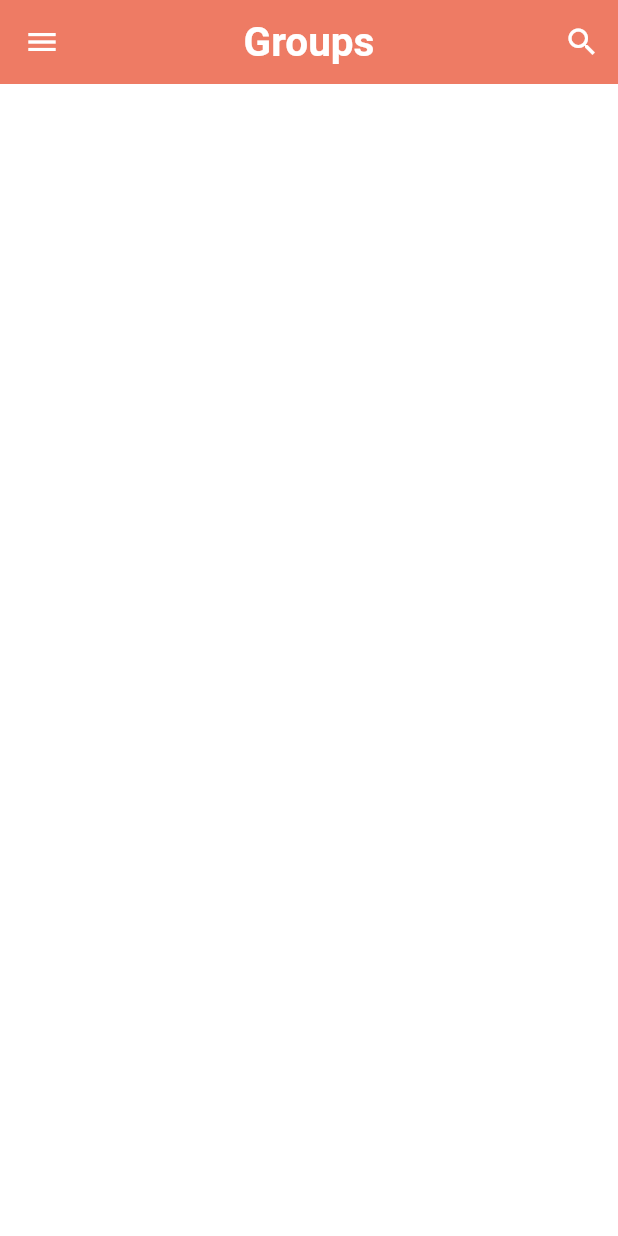
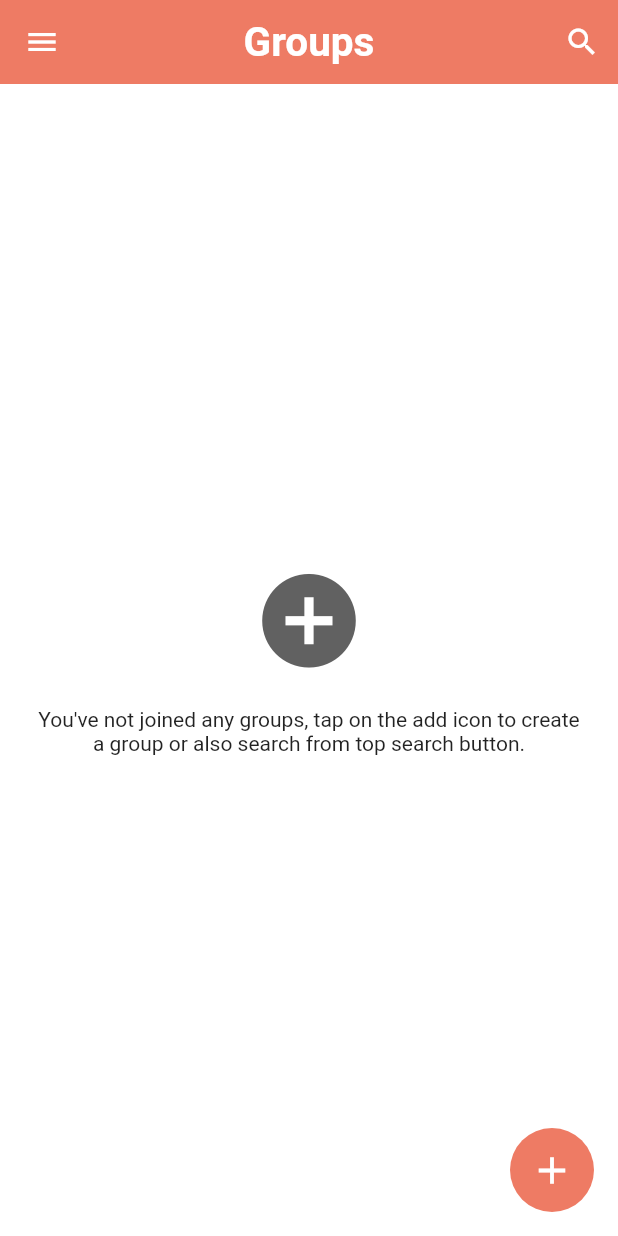
Before and after one commit to jessivanjunior/app_chat_firebase, a Flutter app: the HomePage screen opened directly, on a phone screen of 412 x 824 dp. Run offline on Flutter 3.47's test engine with Material 2 defaults, Android fonts, the phone set to English and light mode, and no system bars; our stand-ins replace cloud_firestore, firebase_auth, firebase_core, shared_preferences; accounts and stored records are empty.

Commit message:
Some new pages

```diff
--- a/lib/helper/helper_function.dart
+++ b/lib/helper/helper_function.dart
@@ -23,7 +23,7 @@ class HelperFunctions{
   }
   static Future<bool> saveUserEmailSF(String userEmail) async {
     SharedPreferences sf = await SharedPreferences.getInstance();
-    return await sf.setString(userEmailKey, userEmailKey);
+    return await sf.setString(userEmailKey, userEmail);
   }
 
 
--- a/lib/pages/home_page.dart
+++ b/lib/pages/home_page.dart
@@ -2,7 +2,9 @@ import 'package:chat_firebase/helper/helper_function.dart';
 import 'package:chat_firebase/pages/profile_page.dart';
 import 'package:chat_firebase/pages/search_page.dart';
 import 'package:chat_firebase/service/auth_service.dart';
+import 'package:firebase_auth/firebase_auth.dart';
 import 'package:flutter/material.dart';
+import 'package:chat_firebase/service/database_service.dart';
 
 import '../widgets/widgets.dart';
 import 'auth/login_page.dart';
@@ -18,6 +20,8 @@ class _HomePageState extends State<HomePage> {
   String userName = "";
   String email = "";
   AuthService authService = AuthService();
+  Stream? groups;
+  bool _isLoading = false;
 
   @override
   void initState() {
@@ -34,6 +38,14 @@ class _HomePageState extends State<HomePage> {
     await HelperFunctions.getUserNameFromSF().then((val) {
       setState(() {
         userName = val!;
+      });
+    });
+    //getting the list of snapshots in our stream
+    await DatabaseService(uid: FirebaseAuth.instance.currentUser!.uid)
+        .getUserGroups()
+        .then((snapshot) {
+      setState(() {
+        groups = snapshot;
       });
     });
   }
@@ -163,6 +175,97 @@ class _HomePageState extends State<HomePage> {
           ],
         ),
       ),
+      body: groupList(),
+      floatingActionButton: FloatingActionButton(
+        onPressed: () {
+          popUpDialog(context);
+        },
+        elevation: 0,
+        backgroundColor: Theme.of(context).primaryColor,
+        child: const Icon(
+          Icons.add,
+          color: Colors.white,
+          size: 30,
+        ),
+      ),
+    );
+  }
+
+  popUpDialog(BuildContext context) {
+    showDialog(
+        barrierDismissible: false,
+        context: context,
+        builder: (context) {
+          return AlertDialog(
+            title: const Text(
+              "Create a group",
+              textAlign: TextAlign.left,
+            ),
+            content: Column(
+              children: [
+                _isLoading == true
+                    ? Center(
+                        child: CircularProgressIndicator(
+                            color: Theme.of(context).primaryColor),
+                      )
+                    : TextField(),
+              ],
+            ),
+          );
+        });
+  }
+
+  groupList() {
+    return StreamBuilder(
+      stream: groups,
+      builder: (context, AsyncSnapshot snapshot) {
+        // make some checks
+        if (snapshot.hasData) {
+          if (snapshot.data['groups'] != null) {
+            if (snapshot.data['groups'].length != 0) {
+              return Text("HELOOO");
+            } else {
+              return noGroupWidget();
+            }
+          } else {
+            return noGroupWidget();
+          }
+        } else {
+          return Center(
+            child: CircularProgressIndicator(
+                color: Theme.of(context).primaryColor),
+          );
+        }
+      },
+    );
+  }
+
+  noGroupWidget() {
+    return Container(
+      padding: const EdgeInsets.symmetric(horizontal: 25),
+      child: Column(
+        mainAxisAlignment: MainAxisAlignment.center,
+        crossAxisAlignment: CrossAxisAlignment.center,
+        children: [
+          GestureDetector(
+            onTap: () {
+              popUpDialog(context);
+            },
+            child: Icon(
+              Icons.add_circle,
+              color: Colors.grey[700],
+              size: 75,
+            ),
+          ),
+          const SizedBox(
+            height: 20,
+          ),
+          const Text(
+            "You've not joined any groups, tap on the add icon to create a group or also search from top search button.",
+            textAlign: TextAlign.center,
+          )
+        ],
+      ),
     );
   }
 }
--- a/lib/service/database_service.dart
+++ b/lib/service/database_service.dart
@@ -27,4 +27,9 @@ class DatabaseService {
     QuerySnapshot snapshot = await userCollection.where("email", isEqualTo: email).get();
     return snapshot;
   }
+
+  //get user groups
+  getUserGroups() async {
+    return userCollection.doc(uid).snapshots();
+  }
 }
```
Also changed, not shown: lib/pages/profile_page.dart (+30 -1 lines).
